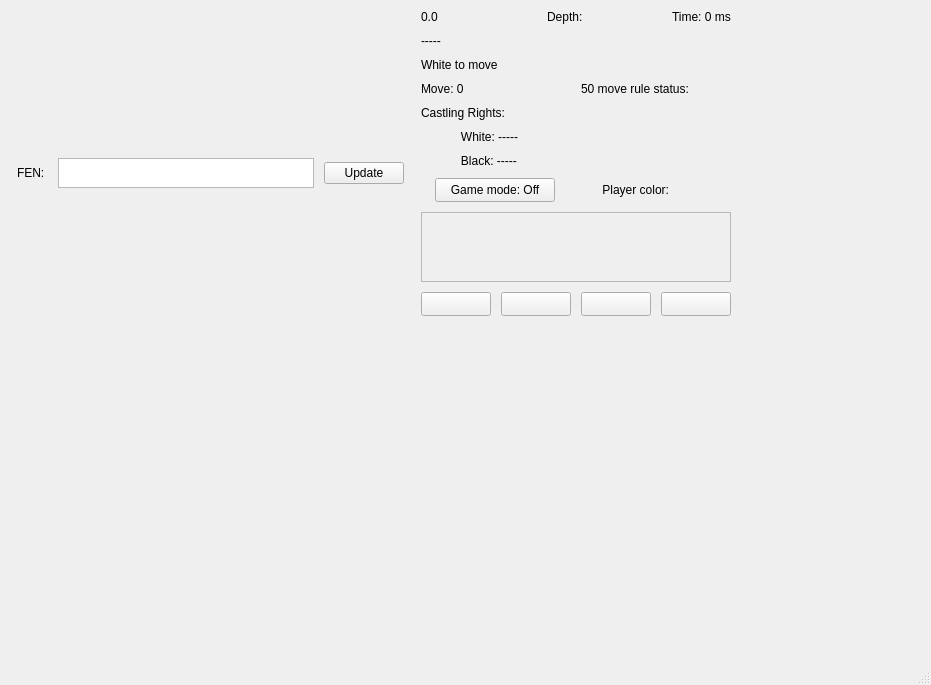
First picture: the form in gui/DuckChessGUI/mainwindow.ui, repository szymon-majewski/Duck-Chess, before the edit.
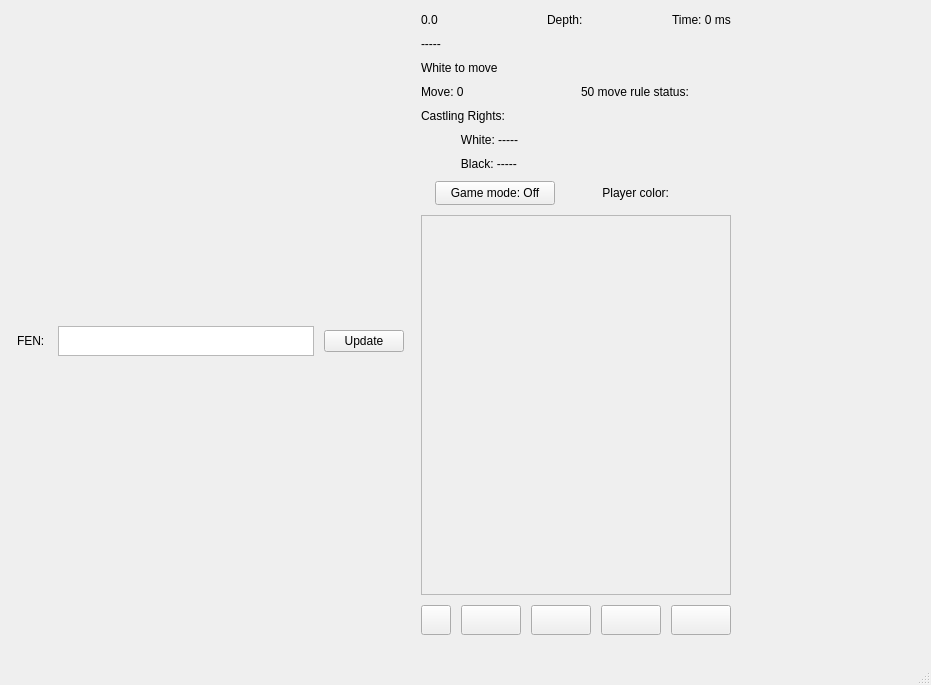
Second picture: the form after the edit.

Commit message: Added files and ranks symbols. Added flip board button without functionality.

```diff
--- a/gui/DuckChessGUI/mainwindow.ui
+++ b/gui/DuckChessGUI/mainwindow.ui
@@ -37,10 +37,10 @@
       <enum>QLayout::SetFixedSize</enum>
      </property>
      <property name="leftMargin">
-      <number>10</number>
+      <number>7</number>
      </property>
      <property name="topMargin">
-      <number>10</number>
+      <number>13</number>
      </property>
      <property name="rightMargin">
       <number>10</number>
@@ -49,18 +49,74 @@
       <number>10</number>
      </property>
      <item>
-      <layout class="QVBoxLayout" name="leftPanel" stretch="8,1">
+      <layout class="QVBoxLayout" name="leftPanel" stretch="1,1,1">
        <property name="spacing">
-        <number>7</number>
+        <number>0</number>
        </property>
        <property name="sizeConstraint">
         <enum>QLayout::SetDefaultConstraint</enum>
        </property>
        <item>
-        <layout class="QGridLayout" name="chessboardPanel" rowstretch="0" columnstretch="0">
+        <layout class="QHBoxLayout" name="horizontalLayout_2">
          <property name="spacing">
+          <number>5</number>
+         </property>
+         <property name="sizeConstraint">
+          <enum>QLayout::SetFixedSize</enum>
+         </property>
+         <item>
+          <layout class="QGridLayout" name="ranksNumbersLayout">
+           <property name="spacing">
+            <number>0</number>
+           </property>
+          </layout>
+         </item>
+         <item>
+          <layout class="QGridLayout" name="chessboardPanel">
+           <property name="sizeConstraint">
+            <enum>QLayout::SetFixedSize</enum>
+           </property>
+           <property name="spacing">
+            <number>0</number>
+           </property>
+          </layout>
+         </item>
+        </layout>
+       </item>
+       <item>
+        <layout class="QHBoxLayout" name="horizontalLayout_3">
+         <property name="spacing">
           <number>0</number>
          </property>
+         <property name="sizeConstraint">
+          <enum>QLayout::SetMinimumSize</enum>
+         </property>
+         <property name="topMargin">
+          <number>0</number>
+         </property>
+         <item>
+          <spacer name="horizontalSpacer">
+           <property name="orientation">
+            <enum>Qt::Horizontal</enum>
+           </property>
+           <property name="sizeHint" stdset="0">
+            <size>
+             <width>25</width>
+             <height>20</height>
+            </size>
+           </property>
+          </spacer>
+         </item>
+         <item>
+          <layout class="QGridLayout" name="filesLettersLayout">
+           <property name="topMargin">
+            <number>5</number>
+           </property>
+           <property name="spacing">
+            <number>0</number>
+           </property>
+          </layout>
+         </item>
         </layout>
        </item>
        <item>
@@ -72,10 +128,10 @@
           <enum>QLayout::SetDefaultConstraint</enum>
          </property>
          <property name="leftMargin">
-          <number>7</number>
+          <number>10</number>
          </property>
          <property name="topMargin">
-          <number>20</number>
+          <number>15</number>
          </property>
          <property name="rightMargin">
           <number>7</number>
@@ -267,6 +323,18 @@
        </item>
        <item>
         <widget class="QScrollArea" name="movesScrollArea">
+         <property name="minimumSize">
+          <size>
+           <width>0</width>
+           <height>380</height>
+          </size>
+         </property>
+         <property name="maximumSize">
+          <size>
+           <width>500</width>
+           <height>380</height>
+          </size>
+         </property>
          <property name="styleSheet">
           <string notr="true"/>
          </property>
@@ -278,8 +346,8 @@
            <rect>
             <x>0</x>
             <y>0</y>
-            <width>436</width>
-            <height>374</height>
+            <width>438</width>
+            <height>378</height>
            </rect>
           </property>
          </widget>
@@ -290,12 +358,31 @@
          <property name="sizeConstraint">
           <enum>QLayout::SetFixedSize</enum>
          </property>
+         <item>
+          <widget class="QPushButton" name="flipBoardBtn">
+           <property name="minimumSize">
+            <size>
+             <width>30</width>
+             <height>30</height>
+            </size>
+           </property>
+           <property name="maximumSize">
+            <size>
+             <width>30</width>
+             <height>30</height>
+            </size>
+           </property>
+           <property name="text">
+            <string/>
+           </property>
+          </widget>
+         </item>
          <item>
           <widget class="QPushButton" name="fastBackwardsBtn">
            <property name="minimumSize">
             <size>
-             <width>70</width>
-             <height>24</height>
+             <width>60</width>
+             <height>30</height>
             </size>
            </property>
            <property name="text">
@@ -307,8 +394,8 @@
           <widget class="QPushButton" name="backwardsBtn">
            <property name="minimumSize">
             <size>
-             <width>70</width>
-             <height>24</height>
+             <width>60</width>
+             <height>30</height>
             </size>
            </property>
            <property name="text">
@@ -323,8 +410,8 @@
            </property>
            <property name="minimumSize">
             <size>
-             <width>70</width>
-             <height>24</height>
+             <width>60</width>
+             <height>30</height>
             </size>
            </property>
            <property name="text">
@@ -336,8 +423,8 @@
           <widget class="QPushButton" name="fastForwardsBtn">
            <property name="minimumSize">
             <size>
-             <width>70</width>
-             <height>24</height>
+             <width>60</width>
+             <height>30</height>
             </size>
            </property>
            <property name="text">
@@ -358,7 +445,7 @@
      <x>0</x>
      <y>0</y>
      <width>931</width>
-     <height>25</height>
+     <height>21</height>
     </rect>
    </property>
   </widget>
```
The commit also changes 4 other files.
